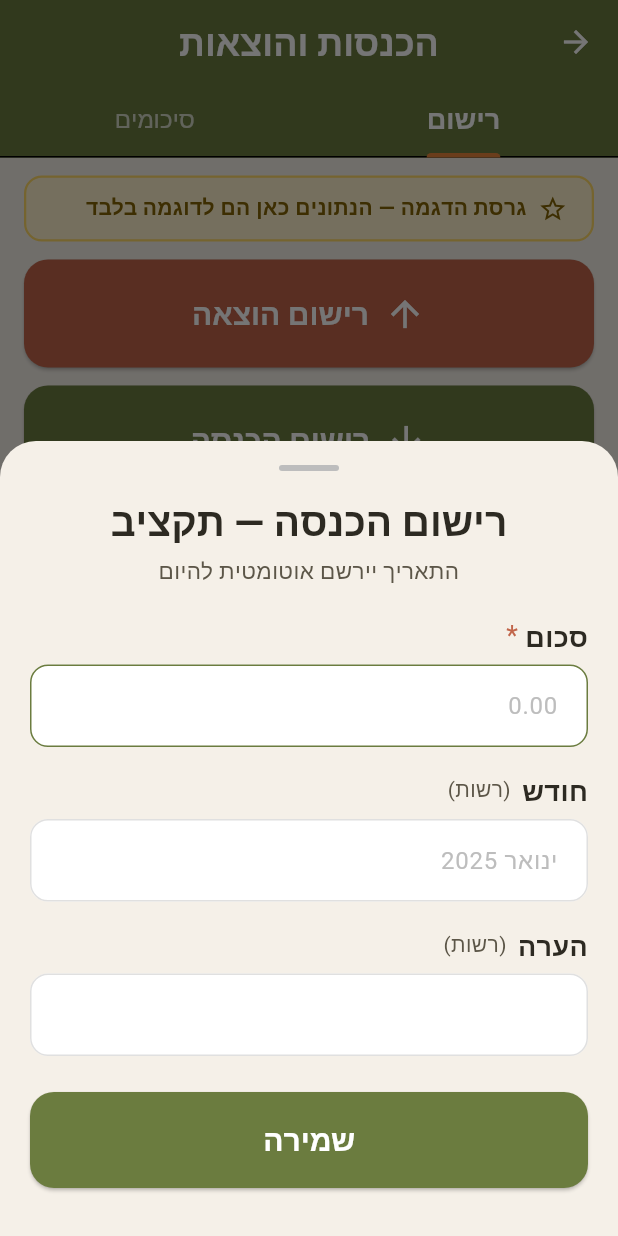
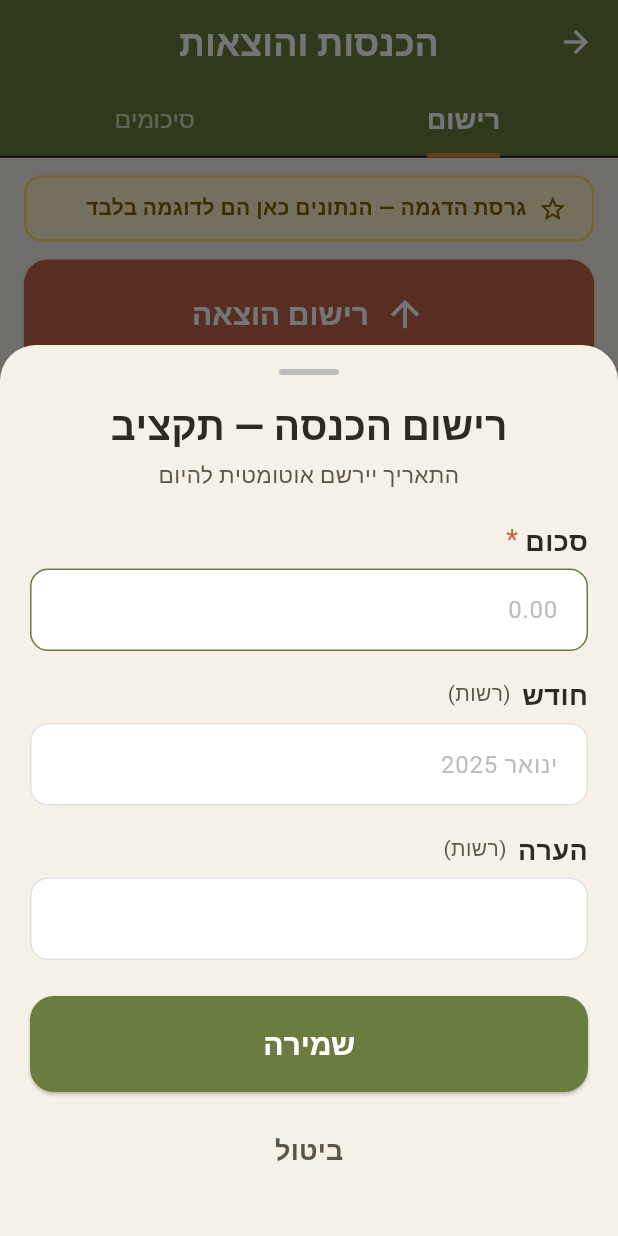
Before and after one commit to ronitorbaum-bot/se-lavi, a Flutter app: the TransactionsScreen screen opened directly, after a tap on "רישום הכנסה", on a phone screen of 412 x 824 dp. Run offline on Flutter 3.47's test engine with Material 3 defaults, Android fonts, the phone set to English and light mode, and no system bars.

Commit message:
improve: updated expense and income form sheets

```diff
--- a/lib/screens/transactions/widgets/income_form_sheet.dart
+++ b/lib/screens/transactions/widgets/income_form_sheet.dart
@@ -118,6 +118,17 @@ class _IncomeFormSheetState extends State<IncomeFormSheet> {
                 ),
                 child: const Text('שמירה'),
               ),
+              const SizedBox(height: 12),
+              TextButton(
+                onPressed: () => Navigator.of(context).pop(),
+                style: TextButton.styleFrom(
+                  minimumSize: const Size(double.infinity, 52),
+                ),
+                child: const Text(
+                  'ביטול',
+                  style: TextStyle(fontSize: 18, color: AppColors.textMedium),
+                ),
+              ),
             ],
           ),
         ),
```
Also changed, not shown: lib/screens/transactions/widgets/expense_form_sheet.dart (+11 -0 lines).
